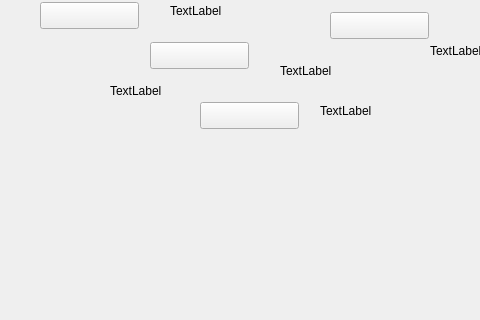
This is k1160pro/qsettingcalibrationform.ui in photonlili/K1160 as Qt 5 draws it before an edit; both pictures show x 0 to 480 and y 208 to 528 of the 916 by 667 pixel window. The edited form follows.
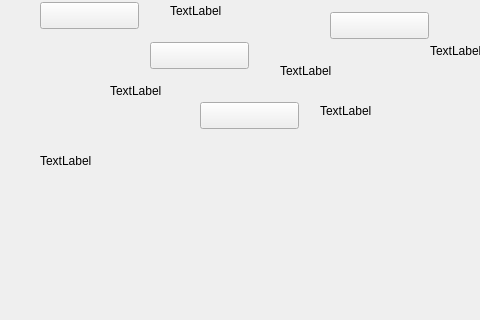
This is the edited form.

Commit message: 校准加单位

```diff
--- a/k1160pro/qsettingcalibrationform.ui
+++ b/k1160pro/qsettingcalibrationform.ui
@@ -267,6 +267,19 @@
     <bool>true</bool>
    </property>
   </widget>
+  <widget class="QLabel" name="lbML">
+   <property name="geometry">
+    <rect>
+     <x>40</x>
+     <y>360</y>
+     <width>67</width>
+     <height>17</height>
+    </rect>
+   </property>
+   <property name="text">
+    <string>TextLabel</string>
+   </property>
+  </widget>
  </widget>
  <resources/>
  <connections/>
```
The commit also changes 1 other file.
